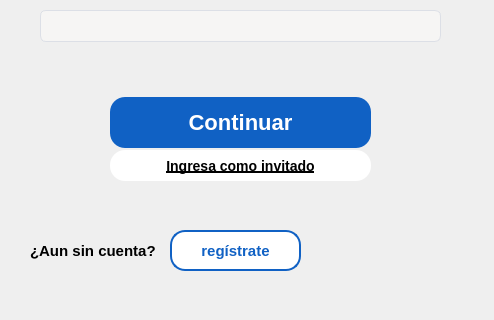
First picture: the form in vista/iniciosesionDialog.ui, repository rubenap18/tcn2, before the edit; both pictures show x 440 to 934 and y 380 to 700 of the 934 by 700 pixel window.
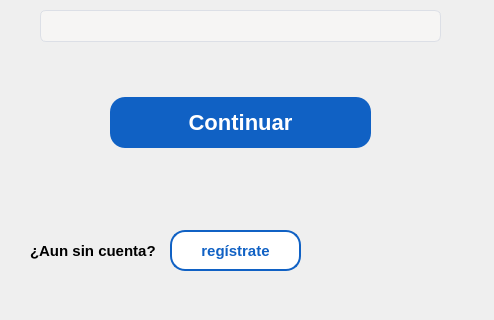
Second picture: the form after the edit. Icons and pictures are not drawn.

Commit message: Elimindao boton inivtado

Diff of the .ui file:
```diff
--- a/vista/iniciosesionDialog.ui
+++ b/vista/iniciosesionDialog.ui
@@ -112,43 +112,6 @@
     <string>Teléfono:</string>
    </property>
   </widget>
-  <widget class="QPushButton" name="boton_invitado">
-   <property name="geometry">
-    <rect>
-     <x>550</x>
-     <y>530</y>
-     <width>261</width>
-     <height>31</height>
-    </rect>
-   </property>
-   <property name="font">
-    <font>
-     <pointsize>-1</pointsize>
-     <bold>true</bold>
-     <underline>true</underline>
-    </font>
-   </property>
-   <property name="styleSheet">
-    <string notr="true">QPushButton{
-	background: white;
-	color:#00000;
-	border:none;
-	border-radius: 15px;
-	font-weight: bold;
-	font-size: 14px;
-}
-QPushButton:hover {
-	background-color: rgb(222, 221, 218);
-}
-
-QPushButton:pressed {
-	background-color: rgb(192, 191, 188);
-}</string>
-   </property>
-   <property name="text">
-    <string>Ingresa como invitado</string>
-   </property>
-  </widget>
   <widget class="QLabel" name="label_estatico_identificatetxt">
    <property name="geometry">
     <rect>
```
